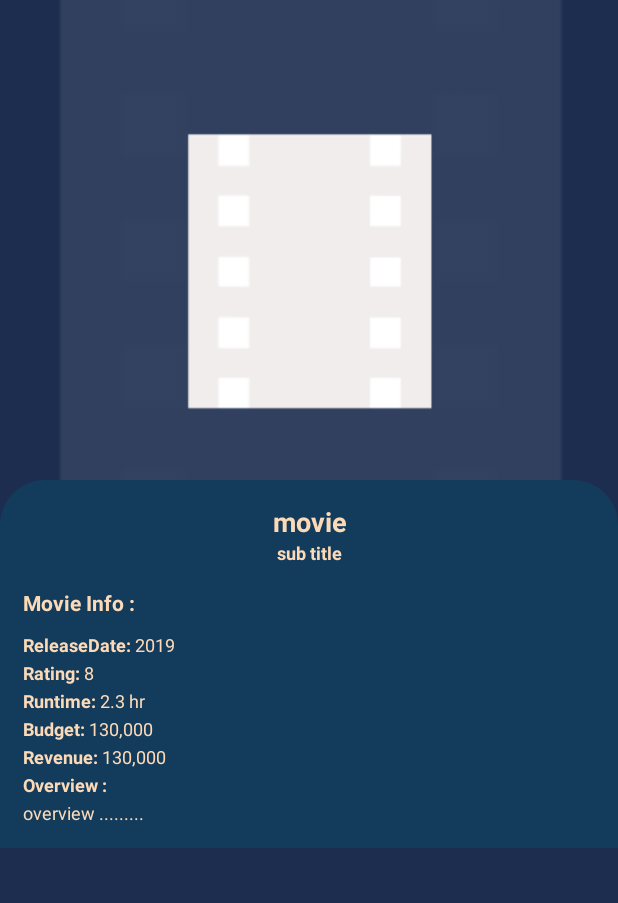
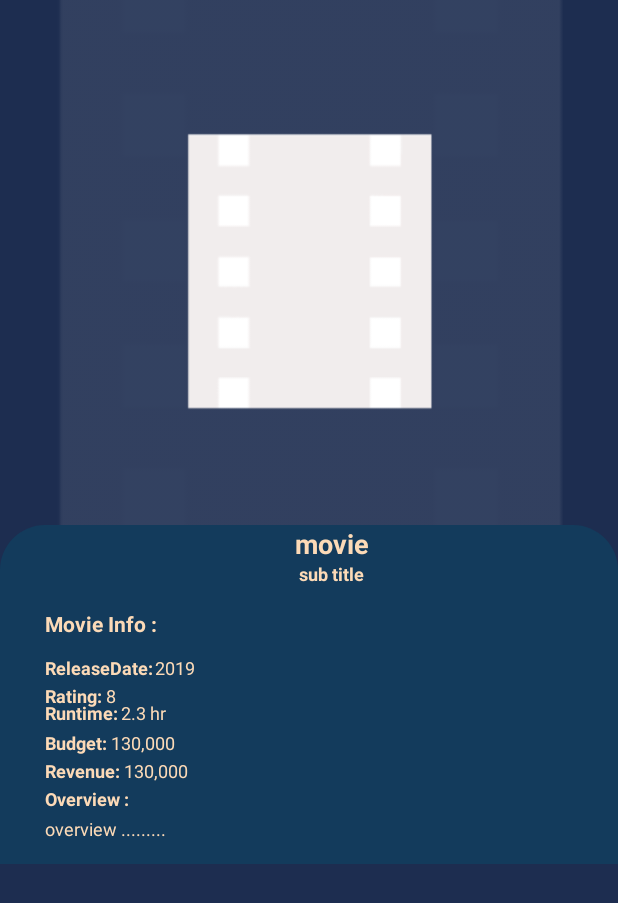
Before and after one commit to ezatpanah/Retrofit-Youtube, an Android app: the MovieDetailesActivity screen opened directly, with no data from a screen before it, on a phone screen of 412 x 824 dp. Shown: the top 903 px of the screen. Run offline under Robolectric (Android 15) with nearby library versions, the phone set to English and light mode, and no system bars; network calls fail; pictures from the network do not load.

Commit message:
update MovieDetailesActivity xml

```diff
--- a/app/src/main/res/layout/activity_movie_detailes.xml
+++ b/app/src/main/res/layout/activity_movie_detailes.xml
@@ -22,14 +22,15 @@
     <ScrollView
         android:id="@+id/scrollView2"
         android:layout_width="0dp"
-        android:layout_height="match_parent"
+        android:layout_height="0dp"
+        app:layout_constraintBottom_toBottomOf="parent"
         app:layout_constraintEnd_toEndOf="parent"
         app:layout_constraintStart_toStartOf="parent"
         app:layout_constraintTop_toTopOf="parent">
 
         <androidx.constraintlayout.widget.ConstraintLayout
             android:layout_width="match_parent"
-            android:layout_height="0dp">
+            android:layout_height="match_parent">
 
             <androidx.constraintlayout.widget.ConstraintLayout
                 android:id="@+id/imgLayout"
@@ -66,82 +67,93 @@
                     app:shapeAppearanceOverlay="@style/RoundedImageView" />
             </androidx.constraintlayout.widget.ConstraintLayout>
 
-            <LinearLayout
+            <androidx.constraintlayout.widget.ConstraintLayout
+                android:id="@+id/linearLayout"
                 android:layout_width="match_parent"
-                android:layout_height="match_parent"
+                android:layout_height="226dp"
                 android:layout_marginTop="-30dp"
                 android:background="@drawable/bg_details"
-                android:orientation="vertical"
-                android:padding="15dp"
+                app:layout_constraintBottom_toBottomOf="parent"
+                app:layout_constraintEnd_toEndOf="parent"
+                app:layout_constraintStart_toStartOf="parent"
                 app:layout_constraintTop_toBottomOf="@+id/imgLayout">
 
                 <TextView
                     android:id="@+id/tvMovieTitle"
-                    android:layout_width="match_parent"
+                    android:layout_width="0dp"
                     android:layout_height="wrap_content"
+                    android:layout_marginBottom="202dp"
                     android:text="movie"
                     android:textAlignment="center"
                     android:textColor="@color/Sandy_Tan"
                     android:textSize="18sp"
-                    android:textStyle="bold" />
+                    android:textStyle="bold"
+                    app:layout_constraintBottom_toBottomOf="parent"
+                    app:layout_constraintEnd_toEndOf="@+id/tvMovieTagLine"
+                    app:layout_constraintStart_toStartOf="@+id/tvMovieTagLine" />
 
                 <TextView
                     android:id="@+id/tvMovieTagLine"
-                    android:layout_width="match_parent"
+                    android:layout_width="0dp"
                     android:layout_height="wrap_content"
                     android:text="sub title"
                     android:textAlignment="center"
                     android:textColor="@color/Sandy_Tan"
                     android:textSize="12sp"
-                    android:textStyle="bold" />
+                    android:textStyle="bold"
+                    app:layout_constraintEnd_toEndOf="parent"
+                    app:layout_constraintStart_toStartOf="@+id/textView"
+                    app:layout_constraintTop_toBottomOf="@+id/tvMovieTitle" />
 
                 <TextView
+                    android:id="@+id/textView"
                     android:layout_width="wrap_content"
                     android:layout_height="wrap_content"
+                    android:layout_marginStart="30dp"
+                    android:layout_marginLeft="30dp"
                     android:layout_marginTop="15dp"
                     android:text="Movie Info :"
                     android:textColor="@color/Sandy_Tan"
                     android:textSize="14sp"
-                    android:textStyle="bold" />
+                    android:textStyle="bold"
+                    app:layout_constraintStart_toStartOf="parent"
+                    app:layout_constraintTop_toBottomOf="@+id/tvMovieTagLine" />
 
-                <LinearLayout
-                    android:layout_width="match_parent"
-                    android:layout_height="match_parent"
-                    android:orientation="horizontal">
 
                 <TextView
+                    android:id="@+id/textView2"
                     android:layout_width="wrap_content"
                     android:layout_height="wrap_content"
-                        android:layout_marginTop="10dp"
                     android:text="ReleaseDate: "
                     android:textColor="@color/Sandy_Tan"
                     android:textSize="12sp"
-                        android:textStyle="bold" />
+                    android:textStyle="bold"
+                    app:layout_constraintBaseline_toBaselineOf="@+id/tvMovieDateRelease"
+                    app:layout_constraintStart_toStartOf="@+id/textView" />
 
                 <TextView
                     android:id="@+id/tvMovieDateRelease"
                     android:layout_width="wrap_content"
                     android:layout_height="wrap_content"
-                        android:layout_marginTop="10dp"
+                    android:layout_marginTop="11dp"
                     android:text="2019"
                     android:textColor="@color/Sandy_Tan"
-                        android:textSize="12sp" />
+                    android:textSize="12sp"
+                    app:layout_constraintEnd_toEndOf="@+id/tvMovieBudget"
+                    app:layout_constraintStart_toEndOf="@+id/tvMovieBudget"
+                    app:layout_constraintTop_toBottomOf="@+id/textView" />
 
-                </LinearLayout>
-
-                <LinearLayout
-                    android:layout_width="match_parent"
-                    android:layout_height="match_parent"
-                    android:orientation="horizontal">
 
                 <TextView
+                    android:id="@+id/textView3"
                     android:layout_width="wrap_content"
                     android:layout_height="wrap_content"
-                        android:layout_marginTop="2dp"
                     android:text="Rating: "
                     android:textColor="@color/Sandy_Tan"
                     android:textSize="12sp"
-                        android:textStyle="bold" />
+                    android:textStyle="bold"
+                    app:layout_constraintBaseline_toBaselineOf="@+id/tvMovieRating"
+                    app:layout_constraintStart_toStartOf="@+id/textView2" />
 
                 <TextView
                     android:id="@+id/tvMovieRating"
@@ -150,105 +162,107 @@
                     android:layout_marginTop="2dp"
                     android:text="8"
                     android:textColor="@color/Sandy_Tan"
-                        android:textSize="12sp" />
+                    android:textSize="12sp"
+                    app:layout_constraintEnd_toEndOf="@+id/textView5"
+                    app:layout_constraintStart_toEndOf="@+id/textView5"
+                    app:layout_constraintTop_toBottomOf="@+id/textView2" />
 
-                </LinearLayout>
-
-                <LinearLayout
-                    android:layout_width="match_parent"
-                    android:layout_height="match_parent"
-                    android:orientation="horizontal">
 
                 <TextView
+                    android:id="@+id/textView4"
                     android:layout_width="wrap_content"
                     android:layout_height="wrap_content"
-                        android:layout_marginTop="2dp"
                     android:text="Runtime: "
                     android:textColor="@color/Sandy_Tan"
                     android:textSize="12sp"
-                        android:textStyle="bold" />
+                    android:textStyle="bold"
+                    app:layout_constraintBaseline_toBaselineOf="@+id/tvMovieRuntime"
+                    app:layout_constraintStart_toStartOf="@+id/textView3" />
 
                 <TextView
                     android:id="@+id/tvMovieRuntime"
                     android:layout_width="wrap_content"
                     android:layout_height="wrap_content"
-                        android:layout_marginTop="2dp"
+                    android:layout_marginStart="3dp"
+                    android:layout_marginLeft="3dp"
+                    android:layout_marginBottom="3dp"
                     android:text="2.3 hr"
                     android:textColor="@color/Sandy_Tan"
-                        android:textSize="12sp" />
+                    android:textSize="12sp"
+                    app:layout_constraintBottom_toTopOf="@+id/tvMovieBudget"
+                    app:layout_constraintStart_toEndOf="@+id/tvMovieRating" />
 
-                </LinearLayout>
-
-                <LinearLayout
-                    android:layout_width="match_parent"
-                    android:layout_height="match_parent"
-                    android:orientation="horizontal">
 
                 <TextView
+                    android:id="@+id/textView5"
                     android:layout_width="wrap_content"
                     android:layout_height="wrap_content"
-                        android:layout_marginTop="2dp"
                     android:text="Budget: "
                     android:textColor="@color/Sandy_Tan"
                     android:textSize="12sp"
-                        android:textStyle="bold" />
+                    android:textStyle="bold"
+                    app:layout_constraintBaseline_toBaselineOf="@+id/tvMovieBudget"
+                    app:layout_constraintStart_toStartOf="@+id/textView4" />
 
                 <TextView
                     android:id="@+id/tvMovieBudget"
                     android:layout_width="wrap_content"
                     android:layout_height="wrap_content"
-                        android:layout_marginTop="2dp"
+                    android:layout_marginBottom="2dp"
                     android:text="130,000"
                     android:textColor="@color/Sandy_Tan"
-                        android:textSize="12sp" />
+                    android:textSize="12sp"
+                    app:layout_constraintBottom_toTopOf="@+id/textView6"
+                    app:layout_constraintStart_toEndOf="@+id/textView5" />
 
-                </LinearLayout>
-
-                <LinearLayout
-                    android:layout_width="match_parent"
-                    android:layout_height="match_parent"
-                    android:orientation="horizontal">
 
                 <TextView
+                    android:id="@+id/textView6"
                     android:layout_width="wrap_content"
                     android:layout_height="wrap_content"
-                        android:layout_marginTop="2dp"
                     android:text="Revenue: "
                     android:textColor="@color/Sandy_Tan"
                     android:textSize="12sp"
-                        android:textStyle="bold" />
+                    android:textStyle="bold"
+                    app:layout_constraintBaseline_toBaselineOf="@+id/tvMovieRevenue"
+                    app:layout_constraintStart_toStartOf="@+id/textView5" />
 
                 <TextView
                     android:id="@+id/tvMovieRevenue"
                     android:layout_width="wrap_content"
                     android:layout_height="wrap_content"
-                        android:layout_marginTop="2dp"
+                    android:layout_marginBottom="2dp"
                     android:text="130,000"
                     android:textColor="@color/Sandy_Tan"
-                        android:textSize="12sp" />
-
-                </LinearLayout>
+                    android:textSize="12sp"
+                    app:layout_constraintBottom_toTopOf="@+id/textView7"
+                    app:layout_constraintStart_toEndOf="@+id/textView6" />
 
 
                 <TextView
+                    android:id="@+id/textView7"
                     android:layout_width="wrap_content"
                     android:layout_height="wrap_content"
-                    android:layout_marginTop="2dp"
+                    android:layout_marginBottom="3dp"
                     android:text="Overview :"
                     android:textColor="@color/Sandy_Tan"
                     android:textSize="12sp"
-                    android:textStyle="bold" />
+                    android:textStyle="bold"
+                    app:layout_constraintBottom_toTopOf="@+id/tvMovieOverview"
+                    app:layout_constraintStart_toStartOf="@+id/textView6" />
 
                 <TextView
                     android:id="@+id/tvMovieOverview"
                     android:layout_width="wrap_content"
                     android:layout_height="wrap_content"
-                    android:layout_marginTop="2dp"
+                    android:layout_marginBottom="15dp"
                     android:text="overview ........."
                     android:textColor="@color/Sandy_Tan"
-                    android:textSize="12sp" />
+                    android:textSize="12sp"
+                    app:layout_constraintBottom_toBottomOf="parent"
+                    app:layout_constraintStart_toStartOf="@+id/textView7" />
 
-            </LinearLayout>
+            </androidx.constraintlayout.widget.ConstraintLayout>
 
         </androidx.constraintlayout.widget.ConstraintLayout>
     </ScrollView>
--- a/app/src/main/res/layout/item_movies.xml
+++ b/app/src/main/res/layout/item_movies.xml
@@ -123,6 +123,7 @@
                 android:layout_width="115dp"
                 android:layout_height="160dp"
                 android:scaleType="fitXY"
+                android:background="@color/white"
                 app:shapeAppearanceOverlay="@style/RoundedImageView"
                 app:srcCompat="@drawable/poster_placeholder"
                 app:layout_constraintBottom_toBottomOf="parent"
```
Lines whose indentation alone changed are shown as unchanged.
